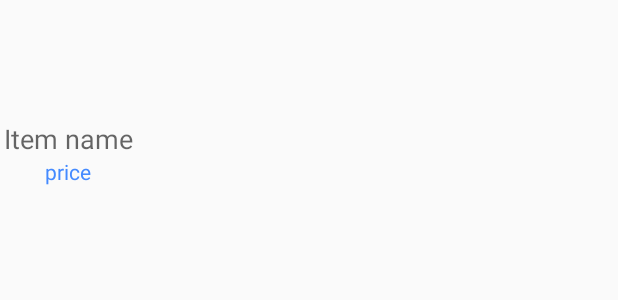
After one commit to lmmediate/android-app, an Android app: the layout matching_item.xml on its own in the app's theme, with its tools: preview values and no code run, on a phone screen of 412 x 824 dp. The commit adds this screen. Shown: the top 300 px of the screen. Run offline under Robolectric (Android 15) with nearby library versions, the phone set to English and light mode, and no system bars; network calls fail.

Commit message:
Matching items fold (horizontal RCV).

```diff
--- /dev/null
+++ b/app/src/main/res/layout/matching_item.xml
@@ -0,0 +1,38 @@
+<?xml version="1.0" encoding="utf-8"?>
+<RelativeLayout xmlns:android="http://schemas.android.com/apk/res/android"
+    android:layout_width="wrap_content"
+    android:layout_height="wrap_content">
+
+    <ImageView
+        android:id="@+id/ivCustomItem"
+        android:layout_width="80dp"
+        android:layout_height="80dp"
+        android:layout_centerHorizontal="true"
+        android:contentDescription="@string/imageViewDescription"
+        android:scaleType="fitCenter" />
+
+    <TextView
+        android:id="@+id/tvCustomName"
+        android:layout_width="wrap_content"
+        android:layout_height="wrap_content"
+        android:layout_below="@id/ivCustomItem"
+        android:layout_centerInParent="true"
+        android:layout_marginStart="5dp"
+        android:maxLength="20"
+        android:text="@string/defItemName"
+        android:textAppearance="?android:attr/textAppearanceMedium" />
+
+    <TextView
+        android:id="@+id/tvCustomPrice"
+        android:layout_width="wrap_content"
+        android:layout_height="wrap_content"
+        android:layout_below="@id/tvCustomName"
+        android:layout_centerInParent="true"
+        android:text="@string/defPrice"
+        android:textAppearance="?android:attr/textAppearanceSmall"
+        android:textColor="@color/colorAccent" />
+
+</RelativeLayout>
+
+
+<!--EOF-->
```
Also changed, not shown: app/src/main/java/com/hes/easysales/easysales/Item.java (+14 -1 lines), app/src/main/java/com/hes/easysales/easysales/adapters/ItemAdapter.java (+48 -7 lines), app/src/main/res/layout/item_container_with_child.xml (+12 -20 lines).
